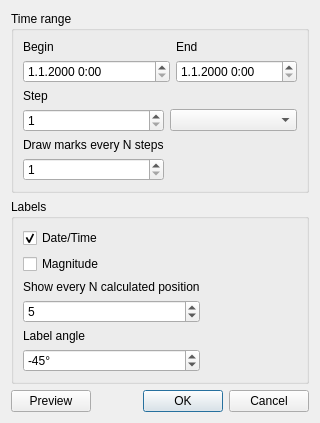
Old version of the form cobjtracking.ui in the repository PavelMr/skytechx.
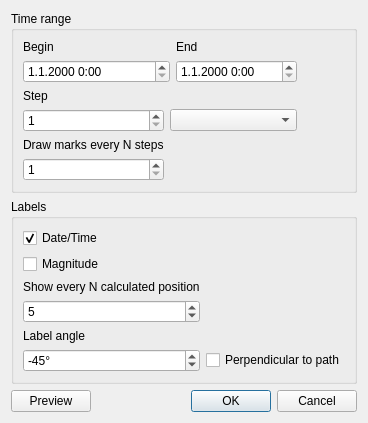
New version of the form.

Commit message: Object tracking - Draw text perpendicular to object path

```diff
--- a/cobjtracking.ui
+++ b/cobjtracking.ui
@@ -241,6 +241,13 @@
           </property>
          </spacer>
         </item>
+        <item row="5" column="1">
+         <widget class="QCheckBox" name="checkBox_3">
+          <property name="text">
+           <string>Perpendicular to path</string>
+          </property>
+         </widget>
+        </item>
        </layout>
       </widget>
      </item>
```
The commit also changes 3 other files.
